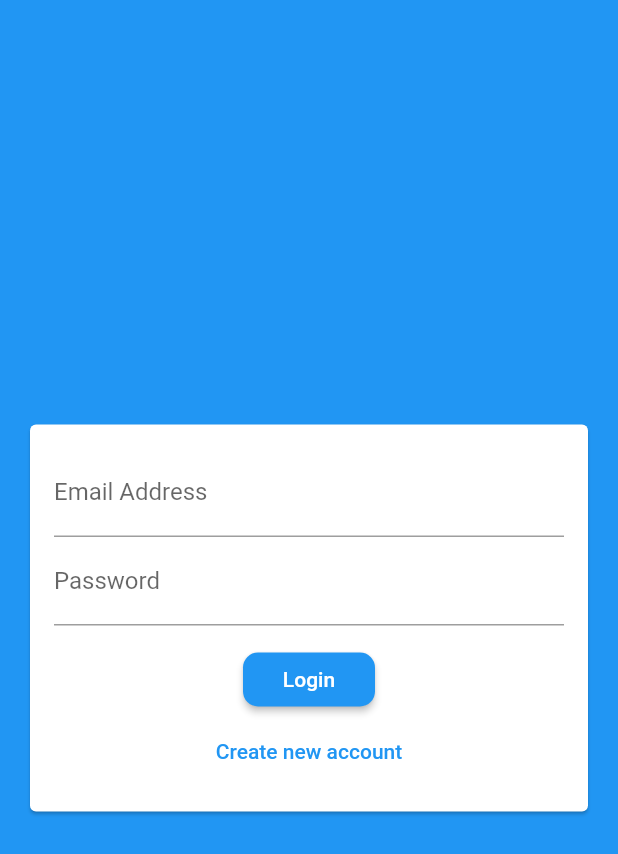
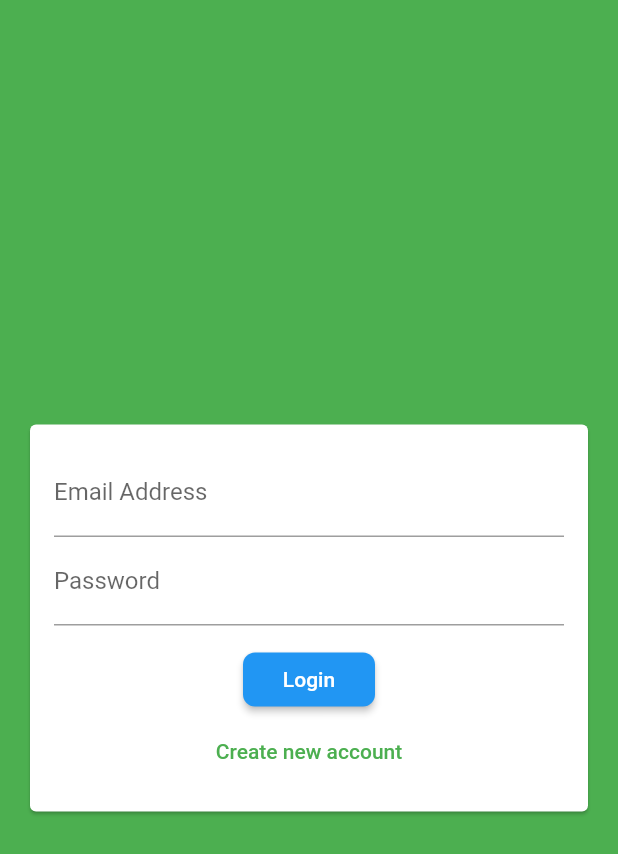
Before and after one commit to mahrncic/flutter-mess-app, a Flutter app: the screen it shows after launch, on a phone screen of 412 x 824 dp. Shown: the top 854 px of the screen. Run offline on Flutter 3.47's test engine with Material 2 defaults, Android fonts, the phone set to English and light mode, and no system bars; our stand-ins replace cloud_firestore, email_validator, firebase_auth; accounts and stored records are empty.

Commit message:
Changes for changing main colors for the application theme.

```diff
--- a/mess_app/lib/main.dart
+++ b/mess_app/lib/main.dart
@@ -15,15 +15,15 @@
     return MaterialApp(
       title: 'Mess App',
       theme: ThemeData(
-        primarySwatch: Colors.blue,
-        backgroundColor: Colors.blue,
+        primarySwatch: Colors.green,
+        backgroundColor: Colors.green,
         accentColor: Colors.orange,
         accentColorBrightness: Brightness.dark,
         buttonTheme: ButtonTheme.of(context).copyWith(
           buttonColor: Colors.blue,
           textTheme: ButtonTextTheme.primary,
           shape: RoundedRectangleBorder(
-            borderRadius: BorderRadius.circular(10),
+            borderRadius: BorderRadius.circular(8),
           ),
         ),
       ),
```
